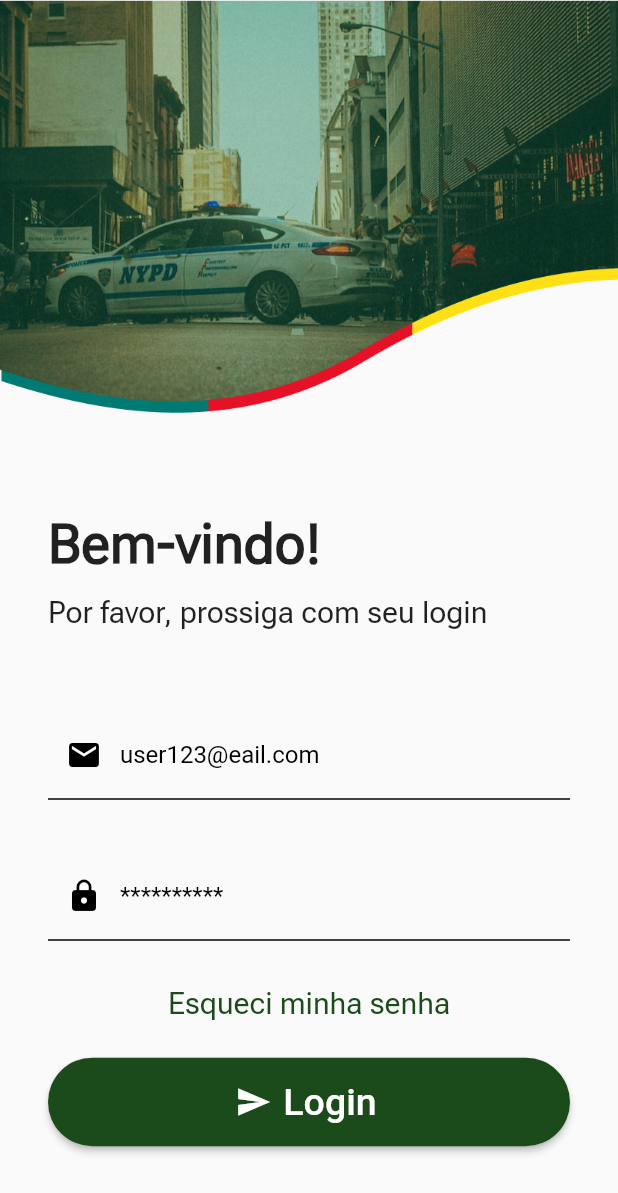
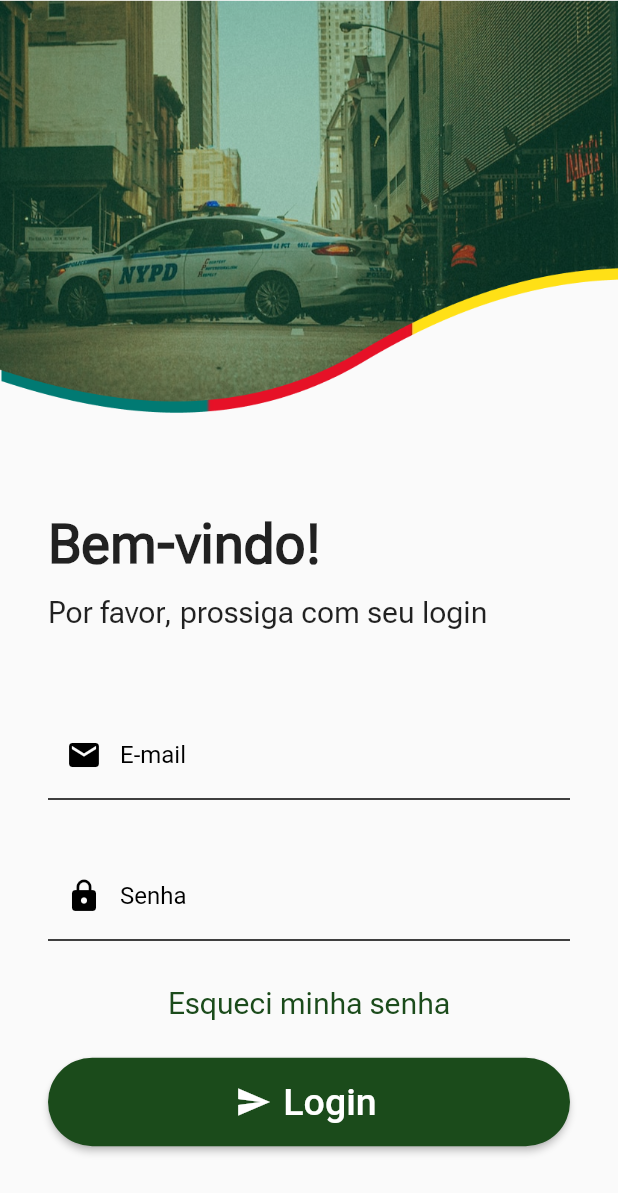
Before and after one commit to renanandreola/App-Brigada-Militar, a Flutter app: the screen it shows after launch, on a phone screen of 412 x 824 dp. Shown: the top 1193 px of the screen. Run offline on Flutter 3.47's test engine with Material 2 defaults, Android fonts, the phone set to English and light mode, and no system bars.

Commit message:
Adjust labels

```diff
--- a/lib/login.dart
+++ b/lib/login.dart
@@ -76,7 +76,7 @@ class _LoginState extends State<Login> {
               child: TextField(
                 cursorColor: Colors.black,
                 decoration: InputDecoration(
-                  labelText: "user123@eail.com",
+                  labelText: "E-mail",
                   labelStyle: TextStyle(
                     color: Colors.black,
                   ),
@@ -99,7 +99,7 @@ class _LoginState extends State<Login> {
               child: TextField(
                 cursorColor: Colors.black,
                 decoration: InputDecoration(
-                  labelText: "**********",
+                  labelText: "Senha",
                   prefixIcon: Icon(Icons.lock, color: Colors.black),
                   labelStyle: TextStyle(
                     color: Colors.black,
```
